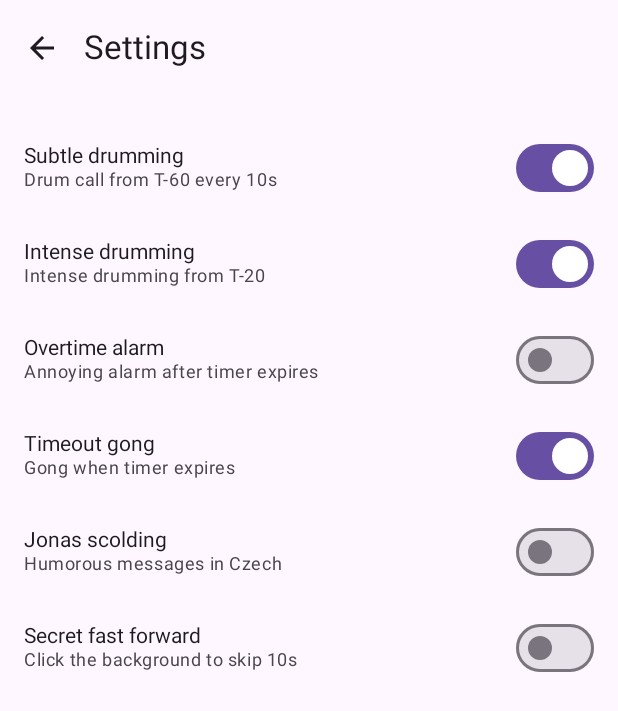
After one commit to anoniim/RoundTimer, an Android app built with Jetpack Compose: the composable SettingsScreen shown on its own in the app's theme, on a phone screen of 412 x 824 dp. The commit adds this screen. Shown: the top 711 px of the screen. Run offline under Robolectric (Android 15) with nearby library versions, the phone set to English and light mode, and no system bars.

Commit message:
Settings added

```diff
--- a/composeApp/src/commonMain/kotlin/net/solvetheriddle/roundtimer/audio/AudioScheduler.kt
+++ b/composeApp/src/commonMain/kotlin/net/solvetheriddle/roundtimer/audio/AudioScheduler.kt
@@ -144,9 +144,9 @@ class AudioScheduler(
                     scheduledSounds.removeFirst()
                 }
 
-                // Cancel any currently playing sound before starting new one
-                currentSoundJob?.cancel()
-                soundPlayer.stopSound()
+//                // Cancel any currently playing sound before starting new one
+//                currentSoundJob?.cancel()
+//                soundPlayer.stopSound()
 
                 // Start the new sound
                 currentSoundJob = scope.launch {
--- a/composeApp/src/commonMain/kotlin/net/solvetheriddle/roundtimer/model/AudioCue.kt
+++ b/composeApp/src/commonMain/kotlin/net/solvetheriddle/roundtimer/model/AudioCue.kt
@@ -32,6 +32,7 @@ enum class Sound(val fileName: String) {
     CALL("call.wav"),
     ALMOST("almost.wav"),
     INTENSE("intense.wav"),
+    TIMEOUT_GONG("timeout_gong.wav"),
     OVERTIME("overtime_beat_alarm.wav"),
     OVERTIME_CALL1("overtime_cas_vyprsel.wav"),
     OVERTIME_CALL2("overtime_jone_jedem.wav"),
--- /dev/null
+++ b/composeApp/src/commonMain/kotlin/net/solvetheriddle/roundtimer/model/SettingsState.kt
@@ -0,0 +1,13 @@
+package net.solvetheriddle.roundtimer.model
+
+import kotlinx.serialization.Serializable
+
+@Serializable
+data class SettingsState(
+    val isSubtleDrummingEnabled: Boolean = true,
+    val isIntenseDrummingEnabled: Boolean = true,
+    val isOvertimeAlarmEnabled: Boolean = false,
+    val isTimeoutGongEnabled: Boolean = true,
+    val isJonasScoldingEnabled: Boolean = false,
+    val isSecretFastForwardEnabled: Boolean = false
+)
--- a/composeApp/src/commonMain/kotlin/net/solvetheriddle/roundtimer/model/TimerState.kt
+++ b/composeApp/src/commonMain/kotlin/net/solvetheriddle/roundtimer/model/TimerState.kt
@@ -6,9 +6,11 @@ data class TimerState(
     val overtimeTime: Long = 0L,           // Overtime counter in milliseconds
     val isRunning: Boolean = false,        // Timer active state
     val isOvertime: Boolean = false,       // Overtime mode flag
+    val startTimestamp: Long? = null,      // When the timer was started (epoch millis)
     val rounds: List<Round> = emptyList(),  // Historical rounds array
     val games: List<Game> = emptyList(),
-    val activeGameId: String? = null
+    val activeGameId: String? = null,
+    val settings: SettingsState = SettingsState()
 ) {
     // Convenience properties to get time values in seconds for display
     val configuredSeconds: Int get() = (configuredTime / 1000).toInt()
--- /dev/null
+++ b/composeApp/src/commonMain/kotlin/net/solvetheriddle/roundtimer/ui/screens/SettingsScreen.kt
@@ -0,0 +1,144 @@
+package net.solvetheriddle.roundtimer.ui.screens
+
+import androidx.compose.foundation.background
+import androidx.compose.foundation.layout.Arrangement
+import androidx.compose.foundation.layout.Box
+import androidx.compose.foundation.layout.BoxWithConstraints
+import androidx.compose.foundation.layout.Column
+import androidx.compose.foundation.layout.Row
+import androidx.compose.foundation.layout.fillMaxSize
+import androidx.compose.foundation.layout.fillMaxWidth
+import androidx.compose.foundation.layout.padding
+import androidx.compose.foundation.rememberScrollState
+import androidx.compose.foundation.verticalScroll
+import androidx.compose.material.icons.Icons
+import androidx.compose.material.icons.automirrored.filled.ArrowBack
+import androidx.compose.material3.ExperimentalMaterial3Api
+import androidx.compose.material3.Icon
+import androidx.compose.material3.IconButton
+import androidx.compose.material3.MaterialTheme
+import androidx.compose.material3.Scaffold
+import androidx.compose.material3.Switch
+import androidx.compose.material3.Text
+import androidx.compose.material3.TopAppBar
+import androidx.compose.material3.TopAppBarDefaults
+import androidx.compose.runtime.Composable
+import androidx.compose.ui.Alignment
+import androidx.compose.ui.Modifier
+import androidx.compose.ui.graphics.Brush
+import androidx.compose.ui.graphics.Color
+import androidx.compose.ui.unit.dp
+import net.solvetheriddle.roundtimer.model.SettingsState
+
+@OptIn(ExperimentalMaterial3Api::class)
+@Composable
+fun SettingsScreen(
+    settingsState: SettingsState,
+    onNavigateUp: () -> Unit,
+    onSettingChanged: (String, Boolean) -> Unit
+) {
+    Scaffold(
+        topBar = {
+            TopAppBar(
+                title = { Text("Settings") },
+                navigationIcon = {
+                    IconButton(onClick = onNavigateUp) {
+                        Icon(Icons.AutoMirrored.Filled.ArrowBack, contentDescription = "Back")
+                    }
+                },
+                colors = TopAppBarDefaults.topAppBarColors(
+                    containerColor = Color.Transparent
+                )
+            )
+        },
+        containerColor = Color.Transparent
+    ) { paddingValues ->
+        Box(
+            modifier = Modifier
+                .fillMaxSize()
+                .background(
+                    brush = Brush.verticalGradient(
+                        colors = listOf(
+                            MaterialTheme.colorScheme.surface,
+                            MaterialTheme.colorScheme.background,
+                        )
+                    )
+                )
+                .padding(paddingValues)
+        ) {
+            BoxWithConstraints(modifier = Modifier.fillMaxSize()) {
+                val isLandscape = maxWidth > maxHeight
+                val columnModifier = if (isLandscape) {
+                    Modifier
+                        .fillMaxWidth(0.5f)
+                        .align(Alignment.Center)
+                        .padding(16.dp)
+                        .verticalScroll(rememberScrollState())
+                } else {
+                    Modifier
+                        .fillMaxSize()
+                        .padding(16.dp)
+                        .verticalScroll(rememberScrollState())
+                }
+                Column(
+                    modifier = columnModifier
+                ) {
+                    SettingItem(
+                        name = "Subtle drumming",
+                        subtitle = "Drum call from T-60 every 10s",
+                        isChecked = settingsState.isSubtleDrummingEnabled
+                    ) { onSettingChanged("subtleDrumming", it) }
+                    SettingItem(
+                        name = "Intense drumming",
+                        subtitle = "Intense drumming from T-20",
+                        isChecked = settingsState.isIntenseDrummingEnabled
+                    ) { onSettingChanged("intenseDrumming", it) }
+                    SettingItem(
+                        name = "Overtime alarm",
+                        subtitle = "Annoying alarm after timer expires",
+                        isChecked = settingsState.isOvertimeAlarmEnabled
+                    ) { onSettingChanged("overtimeAlarm", it) }
+                    SettingItem(
+                        name = "Timeout gong",
+                        subtitle = "Gong when timer expires",
+                        isChecked = settingsState.isTimeoutGongEnabled
+                    ) { onSettingChanged("timeoutGong", it) }
+                    SettingItem(
+                        name = "Jonas scolding",
+                        subtitle = "Humorous messages in Czech",
+                        isChecked = settingsState.isJonasScoldingEnabled
+                    ) { onSettingChanged("jonasScolding", it) }
+                    SettingItem(
+                        name = "Secret fast forward",
+                        subtitle = "Click the background to skip 10s",
+                        isChecked = settingsState.isSecretFastForwardEnabled
+                    ) { onSettingChanged("secretFastForward", it) }
+                }
+            }
+        }
+    }
+}
+
+@Composable
+private fun SettingItem(
+    name: String,
+    subtitle: String,
+    isChecked: Boolean,
+    onCheckedChange: (Boolean) -> Unit
+) {
+    Row(
+        modifier = Modifier.fillMaxWidth().padding(vertical = 8.dp),
+        horizontalArrangement = Arrangement.SpaceBetween,
+        verticalAlignment = Alignment.CenterVertically
+    ) {
+        Column(modifier = Modifier.weight(1f).padding(end = 16.dp)) {
+            Text(name, color = MaterialTheme.colorScheme.onBackground)
+            Text(
+                text = subtitle,
+                style = MaterialTheme.typography.bodySmall,
+                color = MaterialTheme.colorScheme.onSurfaceVariant
+            )
+        }
+        Switch(checked = isChecked, onCheckedChange = onCheckedChange)
+    }
+}
```
Also changed, not shown: composeApp/src/commonMain/kotlin/net/solvetheriddle/roundtimer/App.kt (+13 -0 lines), composeApp/src/commonMain/kotlin/net/solvetheriddle/roundtimer/storage/StorageManager.kt (+30 -0 lines), composeApp/src/commonMain/kotlin/net/solvetheriddle/roundtimer/ui/screens/ActiveTimerScreen.kt (+6 -6 lines), composeApp/src/commonMain/kotlin/net/solvetheriddle/roundtimer/ui/screens/GamesScreen.kt (+10 -0 lines), composeApp/src/commonMain/kotlin/net/solvetheriddle/roundtimer/viewmodel/TimerViewModel.kt (+66 -22 lines), 1 other file.
